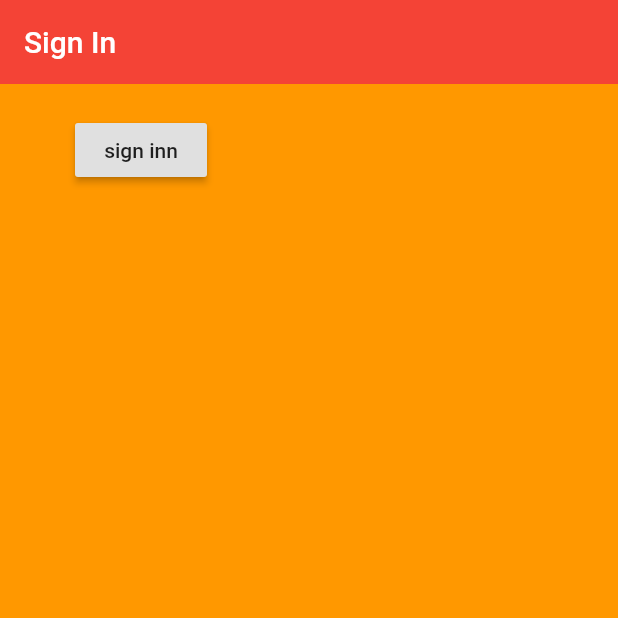
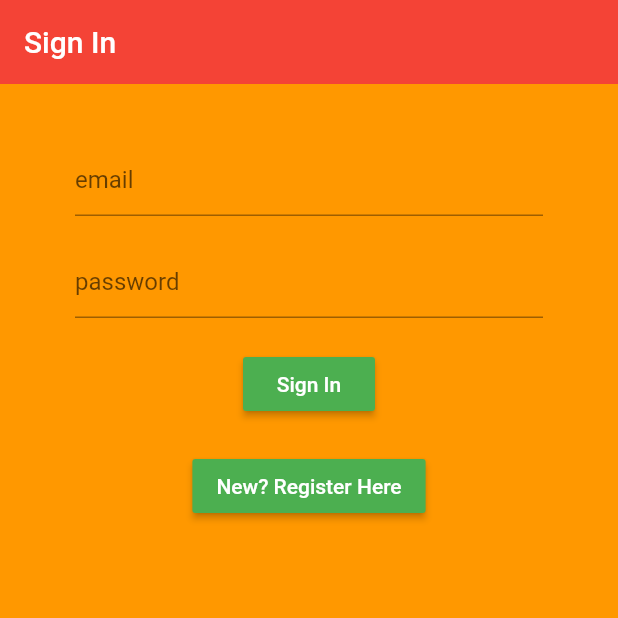
Before and after one commit to kochsj/RealRealty, a Flutter app: the screen it shows after launch, on a phone screen of 412 x 824 dp, the top half of it. Run offline on Flutter 3.47's test engine with Material 2 defaults, Android fonts, the phone set to English and light mode, and no system bars; our stand-ins replace firebase_auth, sqflite; accounts and stored records are empty.

Commit message:
add register user with email. add validation

```diff
--- a/lib/services/auth.dart
+++ b/lib/services/auth.dart
@@ -38,16 +38,28 @@ class AuthService {
   }
 
   //sign in with email/pw
-//  Future signInEmail() async {
-//    try {
-//      AuthResult result = await _auth.signInWithEmailAndPassword(email: null, password: null)
-//    } catch(e) {
-//      print(e.toString());
-//      return null;
-//    }
-//  }
+  Future signInEmail(String email, String password) async {
+    try {
+      AuthResult result = await _auth.signInWithEmailAndPassword(email: email, password: password);
+      FirebaseUser _user = result.user;
+      return _userFromFirebaseUser(_user);
+    } catch(e) {
+      print(e.toString());
+      return null;
+    }
+  }
 
   //register with email/pw
+  Future registerWithEmailAndPassword(String email, String password) async {
+    try {
+      AuthResult _result = await _auth.createUserWithEmailAndPassword(email: email, password: password);
+      FirebaseUser _user = _result.user;
+      return _userFromFirebaseUser(_user);
+    } catch(e) {
+      print(e.toString());
+      return null;
+    }
+  }
 
   // method to sign out
   Future signOut() async {
--- a/lib/views/authenticate/authenticate.dart
+++ b/lib/views/authenticate/authenticate.dart
@@ -1,4 +1,5 @@
 import 'package:flutter/material.dart';
+import 'package:realtyapp/views/authenticate/register.dart';
 import 'package:realtyapp/views/authenticate/sign_in.dart';
 
 
@@ -11,10 +12,17 @@ class Authenticate extends StatefulWidget {
 
 class _AuthenticateState extends State<Authenticate> {
 
+//  bool showSignIn = true;
+
   @override
   Widget build(BuildContext context) {
     return MaterialApp(
+//      home: showSignIn == true ? SignIn() : Register(),
       home: SignIn(),
+      initialRoute: '/',
+      routes: {
+        '/register': (context) => Register(),
+      },
     );
 
 
--- a/lib/views/authenticate/sign_in.dart
+++ b/lib/views/authenticate/sign_in.dart
@@ -11,13 +11,17 @@ class SignIn extends StatefulWidget {
 
 class _SignInState extends State<SignIn> {
 
+  final _formKey = GlobalKey<FormState>();
+
   final AuthService _auth = AuthService();
+
+  // text field state
+  String _email = '';
+  String _password = '';
+  String _error = '';
 
   @override
   Widget build(BuildContext context) {
-
-
-
 
     return Scaffold(
       backgroundColor: Colors.orange,
@@ -28,18 +32,70 @@ class _SignInState extends State<SignIn> {
       ),
       body: Container(
         padding: EdgeInsets.symmetric(vertical: 20.0, horizontal: 50.0),
-        child: RaisedButton(
-          child: Text("sign inn"),
-          onPressed: () async {
-            dynamic result = await _auth.signInAnonymous();
-            if (result == null) {
-              print("error, not signed in");
-            } else {
-              print("signed in!");
-              print(result);
-            }
-          },
-        ),
+        child: Form(
+          key: _formKey,
+          child: Column(
+            children: <Widget>[
+              SizedBox(height: 20,),
+              TextFormField(
+                decoration: InputDecoration(
+                  hintText: "email",
+                ),
+                validator: (value) {
+                  if (value.isEmpty) {
+                    return "please enter a valid email";
+                  } else { return null; }
+                },
+                onChanged: (value) {
+                  setState(() {
+                    _email = value;
+                  });
+                },
+              ),
+              SizedBox(height: 20,),
+              TextFormField(
+                decoration: InputDecoration(
+                  hintText: "password",
+                ),
+                validator: (value) => value.length < 6 ? "password required - more than 6 characters" : null,
+                obscureText: true,
+                onChanged: (value) {
+                  setState(() {
+                    _password = value;
+                  });
+                },
+              ),
+              SizedBox(height: 20,),
+              RaisedButton(
+                color: Colors.green,
+                child: Text("Sign In", style: TextStyle(color: Colors.white),),
+                onPressed: () async {
+                  if(_formKey.currentState.validate()) {
+                    dynamic result = await _auth.signInEmail(_email, _password);
+                    if (result == null) {
+                      setState(() {
+                        _error = "Invalid request";
+                      });
+                    }
+                  }
+                },
+              ),
+              SizedBox(height: 20,),
+              RaisedButton(
+                color: Colors.green,
+                child: Text("New? Register Here", style: TextStyle(color: Colors.white),),
+                onPressed: () async {
+                  Navigator.pushReplacementNamed(context, '/register');
+                },
+              ),
+              SizedBox(height: 20,),
+              Text(_error, style: TextStyle(color: Colors.black, fontSize: 28.0),)
+
+
+            ],
+          ),
+        )
+
       ),
     );
   }
--- a/lib/views/home/more.dart
+++ b/lib/views/home/more.dart
@@ -11,6 +11,7 @@ class MorePage extends StatelessWidget {
     'Our Team',
     'Mortgage Calculator',
     'Contact Us',
+    'Sign Out',
   ];
 
   @override
```
Also changed, not shown: lib/views/authenticate/register.dart (added, +100 -0 lines).
